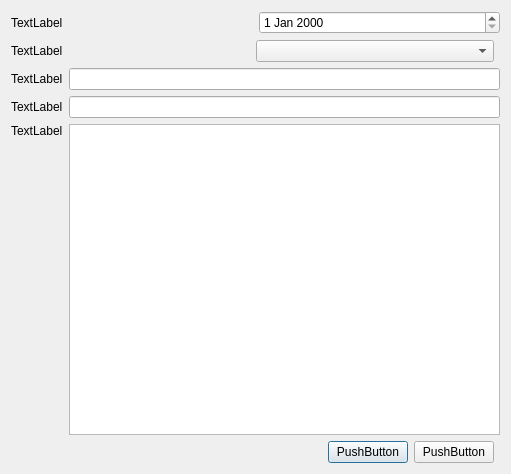
Old version of the form test_UI_new_balance.ui in the repository Korguv/Poliur.
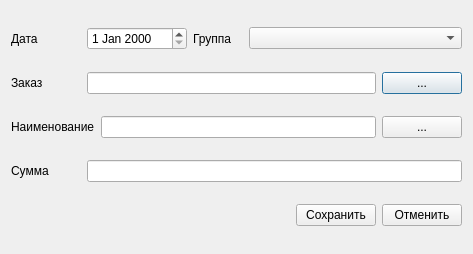
New version of the form.

```diff
--- a/test_UI_new_balance.ui
+++ b/test_UI_new_balance.ui
@@ -6,102 +6,146 @@
    <rect>
     <x>0</x>
     <y>0</y>
-    <width>511</width>
-    <height>474</height>
+    <width>473</width>
+    <height>254</height>
    </rect>
   </property>
   <property name="windowTitle">
    <string>Dialog</string>
   </property>
-  <layout class="QGridLayout" name="gridLayout">
-   <item row="4" column="0" colspan="2">
-    <layout class="QHBoxLayout" name="horizontalLayout_5">
+  <layout class="QVBoxLayout" name="verticalLayout">
+   <item>
+    <layout class="QHBoxLayout" name="horizontalLayout">
      <item>
-      <layout class="QVBoxLayout" name="verticalLayout">
-       <item>
-        <widget class="QLabel" name="label_4">
-         <property name="text">
-          <string>TextLabel</string>
-         </property>
-        </widget>
-       </item>
-       <item>
-        <spacer name="verticalSpacer">
-         <property name="orientation">
-          <enum>Qt::Vertical</enum>
-         </property>
-         <property name="sizeHint" stdset="0">
-          <size>
-           <width>20</width>
-           <height>40</height>
-          </size>
-         </property>
-        </spacer>
-       </item>
-      </layout>
-     </item>
-     <item>
-      <widget class="QTextBrowser" name="textBrowser"/>
-     </item>
-    </layout>
-   </item>
-   <item row="3" column="0" colspan="2">
-    <layout class="QHBoxLayout" name="horizontalLayout_4">
-     <item>
-      <widget class="QLabel" name="label_3">
+      <widget class="QLabel" name="label_5">
+       <property name="maximumSize">
+        <size>
+         <width>70</width>
+         <height>16777215</height>
+        </size>
+       </property>
        <property name="text">
-        <string>TextLabel</string>
+        <string>Дата</string>
        </property>
       </widget>
      </item>
      <item>
-      <widget class="QLineEdit" name="lineEdit_2"/>
+      <widget class="QDateEdit" name="dateEdit">
+       <property name="maximumSize">
+        <size>
+         <width>100</width>
+         <height>16777215</height>
+        </size>
+       </property>
+      </widget>
      </item>
-    </layout>
-   </item>
-   <item row="1" column="0">
-    <layout class="QHBoxLayout" name="horizontalLayout_2">
      <item>
       <widget class="QLabel" name="label">
+       <property name="maximumSize">
+        <size>
+         <width>50</width>
+         <height>16777215</height>
+        </size>
+       </property>
        <property name="text">
-        <string>TextLabel</string>
+        <string>Группа</string>
        </property>
       </widget>
      </item>
      <item>
-      <widget class="QComboBox" name="comboBox"/>
+      <widget class="QComboBox" name="comboBox">
+       <property name="minimumSize">
+        <size>
+         <width>0</width>
+         <height>0</height>
+        </size>
+       </property>
+      </widget>
      </item>
     </layout>
    </item>
-   <item row="2" column="0" colspan="2">
+   <item>
     <layout class="QHBoxLayout" name="horizontalLayout_3">
      <item>
       <widget class="QLabel" name="label_2">
+       <property name="minimumSize">
+        <size>
+         <width>70</width>
+         <height>0</height>
+        </size>
+       </property>
        <property name="text">
-        <string>TextLabel</string>
+        <string>Заказ</string>
        </property>
       </widget>
      </item>
      <item>
       <widget class="QLineEdit" name="lineEdit"/>
      </item>
+     <item>
+      <widget class="QPushButton" name="pushButton_3">
+       <property name="text">
+        <string>...</string>
+       </property>
+      </widget>
+     </item>
     </layout>
    </item>
-   <item row="0" column="0" colspan="2">
-    <layout class="QHBoxLayout" name="horizontalLayout">
+   <item>
+    <layout class="QHBoxLayout" name="horizontalLayout_5">
      <item>
-      <widget class="QLabel" name="label_5">
+      <widget class="QLabel" name="label_4">
+       <property name="minimumSize">
+        <size>
+         <width>70</width>
+         <height>0</height>
+        </size>
+       </property>
        <property name="text">
-        <string>TextLabel</string>
+        <string>Наименование</string>
        </property>
       </widget>
      </item>
      <item>
-      <widget class="QDateEdit" name="dateEdit"/>
+      <widget class="QLineEdit" name="lineEdit_3"/>
      </item>
+     <item>
+      <widget class="QPushButton" name="pushButton_4">
+       <property name="text">
+        <string>...</string>
+       </property>
+      </widget>
+     </item>
     </layout>
    </item>
-   <item row="5" column="0">
+   <item>
+    <layout class="QHBoxLayout" name="horizontalLayout_4">
+     <item>
+      <widget class="QLabel" name="label_3">
+       <property name="minimumSize">
+        <size>
+         <width>70</width>
+         <height>0</height>
+        </size>
+       </property>
+       <property name="text">
+        <string>Сумма</string>
+       </property>
+      </widget>
+     </item>
+     <item>
+      <widget class="QLineEdit" name="lineEdit_2">
+       <property name="maximumSize">
+        <size>
+         <width>16777215</width>
+         <height>16777215</height>
+        </size>
+       </property>
+      </widget>
+     </item>
+    </layout>
+   </item>
+   <item>
     <layout class="QHBoxLayout" name="horizontalLayout_6">
      <item>
       <spacer name="horizontalSpacer">
@@ -119,14 +163,14 @@
      <item>
       <widget class="QPushButton" name="pushButton">
        <property name="text">
-        <string>PushButton</string>
+        <string>Сохранить</string>
        </property>
       </widget>
      </item>
      <item>
       <widget class="QPushButton" name="pushButton_2">
        <property name="text">
-        <string>PushButton</string>
+        <string>Отменить</string>
        </property>
       </widget>
      </item>
```
Left out of the diff: 2 changed lines with no effect on the pictures.
